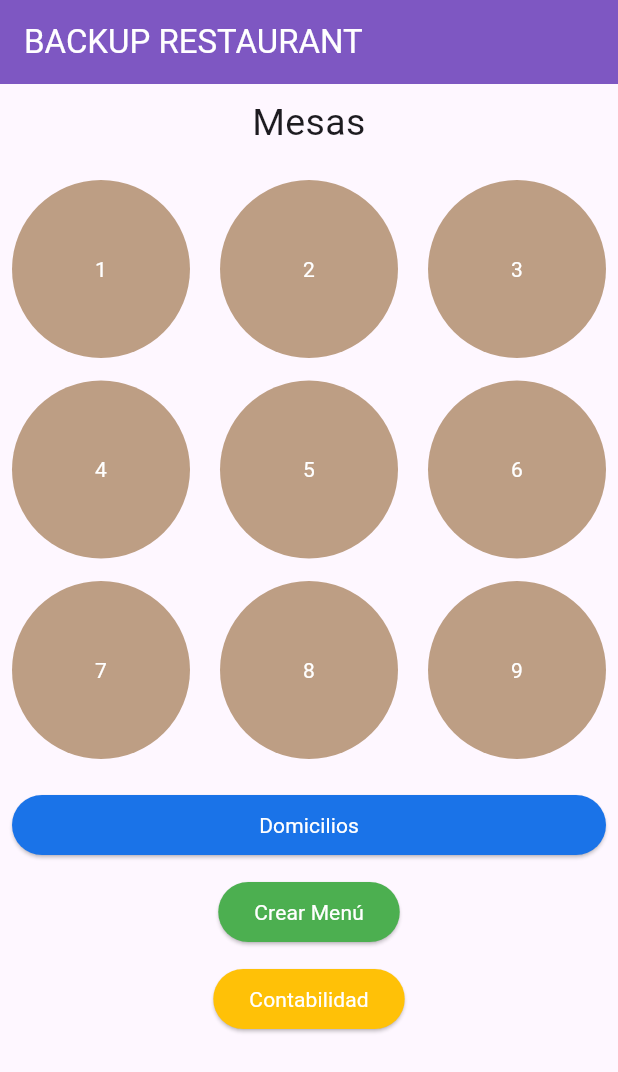
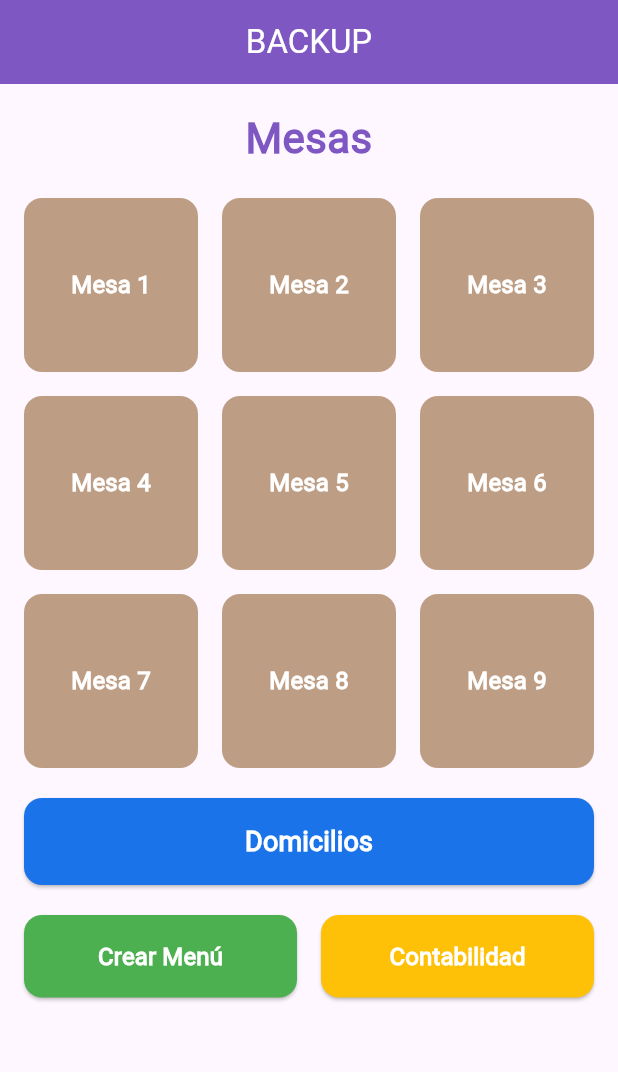
Before and after one commit to kevinch123/Backup, a Flutter app: the screen it shows after launch, on a phone screen of 412 x 824 dp. Shown: the top 1072 px of the screen. Run offline on Flutter 3.47's test engine with Material 3 defaults, Android fonts, the phone set to English and light mode, and no system bars; our stand-ins replace cloud_firestore, firebase_core, pdf, sqflite; missing offline and left inert: flutter_email_sender; accounts and stored records are empty.

Commit message:
menu y un poco de diseño

```diff
--- a/lib/screems/home_screem.dart
+++ b/lib/screems/home_screem.dart
@@ -8,32 +8,46 @@ class HomeScreen extends StatelessWidget {
   Widget build(BuildContext context) {
     return Scaffold(
       appBar: AppBar(
-        title: Text('BACKUP RESTAURANT'),
-        backgroundColor: Color(0xFF7E57C2),
-        foregroundColor: Colors.white
+        title: const Text('BACKUP'),
+        backgroundColor: const Color(0xFF7E57C2),
+        foregroundColor: Colors.white,
+        centerTitle: true,
       ),
       body: Padding(
-        padding: const EdgeInsets.all(8.0),
+        padding: const EdgeInsets.all(16.0),
         child: SingleChildScrollView(
           child: Column(
             crossAxisAlignment: CrossAxisAlignment.stretch,
             children: [
-              Text(
+              const Text(
                 'Mesas',
-                style: TextStyle(fontSize: 25),
+                style: TextStyle(
+                  fontSize: 28,
+                  fontWeight: FontWeight.bold,
+                  color: Color(0xFF7E57C2),
+                ),
                 textAlign: TextAlign.center,
               ),
-              SizedBox(height: 20),
-              GridView.count(
+              const SizedBox(height: 20),
+              GridView.builder(
                 shrinkWrap: true,
+                physics: const NeverScrollableScrollPhysics(),
+                gridDelegate: const SliverGridDelegateWithFixedCrossAxisCount(
                   crossAxisCount: 3,
-                mainAxisSpacing: 15,
-                crossAxisSpacing: 20,
-                children: List.generate(9, (index) {
+                  mainAxisSpacing: 16,
+                  crossAxisSpacing: 16,
+                  childAspectRatio: 1,
+                ),
+                itemCount: 9,
+                itemBuilder: (context, index) {
                   return ElevatedButton(
                     style: ElevatedButton.styleFrom(
-                      backgroundColor: Color(0xFFBD9E84),                    foregroundColor: Colors.white,
+                      backgroundColor: const Color(0xFFBD9E84),
+                      foregroundColor: Colors.white,
                       shadowColor: Colors.transparent,
+                      shape: RoundedRectangleBorder(
+                        borderRadius: BorderRadius.circular(12),
+                      ),
                     ),
                     onPressed: () {
                       Navigator.push(
@@ -43,15 +57,22 @@ class HomeScreen extends StatelessWidget {
                         ),
                       );
                     },
-                    child: Text('${index + 1}'),
+                    child: Text(
+                      'Mesa ${index + 1}',
+                      style: const TextStyle(fontSize: 16, fontWeight: FontWeight.bold),
+                    ),
                   );
-                }),
+                },
               ),
-              SizedBox(height: 20),
+              const SizedBox(height: 20),
               ElevatedButton(
                 style: ElevatedButton.styleFrom(
-                  backgroundColor: Color(0xFF1A73E8),
+                  backgroundColor: const Color(0xFF1A73E8),
                   foregroundColor: Colors.white,
+                  padding: const EdgeInsets.symmetric(vertical: 16),
+                  shape: RoundedRectangleBorder(
+                    borderRadius: BorderRadius.circular(12),
+                  ),
                 ),
                 onPressed: () {
                   Navigator.push(
@@ -61,15 +82,24 @@ class HomeScreen extends StatelessWidget {
                     ),
                   );
                 },
-                child: Text('Domicilios'),
+                child: const Text(
+                  'Domicilios',
+                  style: TextStyle(fontSize: 18, fontWeight: FontWeight.bold),
                 ),
-              SizedBox(height: 10),
-              Column(
+              ),
+              const SizedBox(height: 20),
+              Row(
+                mainAxisAlignment: MainAxisAlignment.spaceEvenly,
                 children: [
-                  ElevatedButton(
+                  Expanded(
+                    child: ElevatedButton(
                       style: ElevatedButton.styleFrom(
-                      backgroundColor: Color(0xFF4CAF50),
+                        backgroundColor: const Color(0xFF4CAF50),
                         foregroundColor: Colors.white,
+                        padding: const EdgeInsets.symmetric(vertical: 16),
+                        shape: RoundedRectangleBorder(
+                          borderRadius: BorderRadius.circular(12),
+                        ),
                       ),
                       onPressed: () {
                         Navigator.push(
@@ -77,13 +107,22 @@ class HomeScreen extends StatelessWidget {
                           MaterialPageRoute(builder: (context) => CreationDishes()),
                         );
                       },
-                    child: Text('Crear Menú'),
+                      child: const Text(
+                        'Crear Menú',
+                        style: TextStyle(fontSize: 16, fontWeight: FontWeight.bold),
                       ),
-                  SizedBox(height: 10),
-                  ElevatedButton(
+                    ),
+                  ),
+                  const SizedBox(width: 16),
+                  Expanded(
+                    child: ElevatedButton(
                       style: ElevatedButton.styleFrom(
-                      backgroundColor: Color(0xFFFFC107),
+                        backgroundColor: const Color(0xFFFFC107),
                         foregroundColor: Colors.white,
+                        padding: const EdgeInsets.symmetric(vertical: 16),
+                        shape: RoundedRectangleBorder(
+                          borderRadius: BorderRadius.circular(12),
+                        ),
                       ),
                       onPressed: () {
                         Navigator.push(
@@ -91,7 +130,11 @@ class HomeScreen extends StatelessWidget {
                           MaterialPageRoute(builder: (context) => AccountingScreen()),
                         );
                       },
-                    child: Text('Contabilidad'),
+                      child: const Text(
+                        'Contabilidad',
+                        style: TextStyle(fontSize: 16, fontWeight: FontWeight.bold),
+                      ),
+                    ),
                   ),
                 ],
               ),
```
Lines whose indentation alone changed are shown as unchanged.
